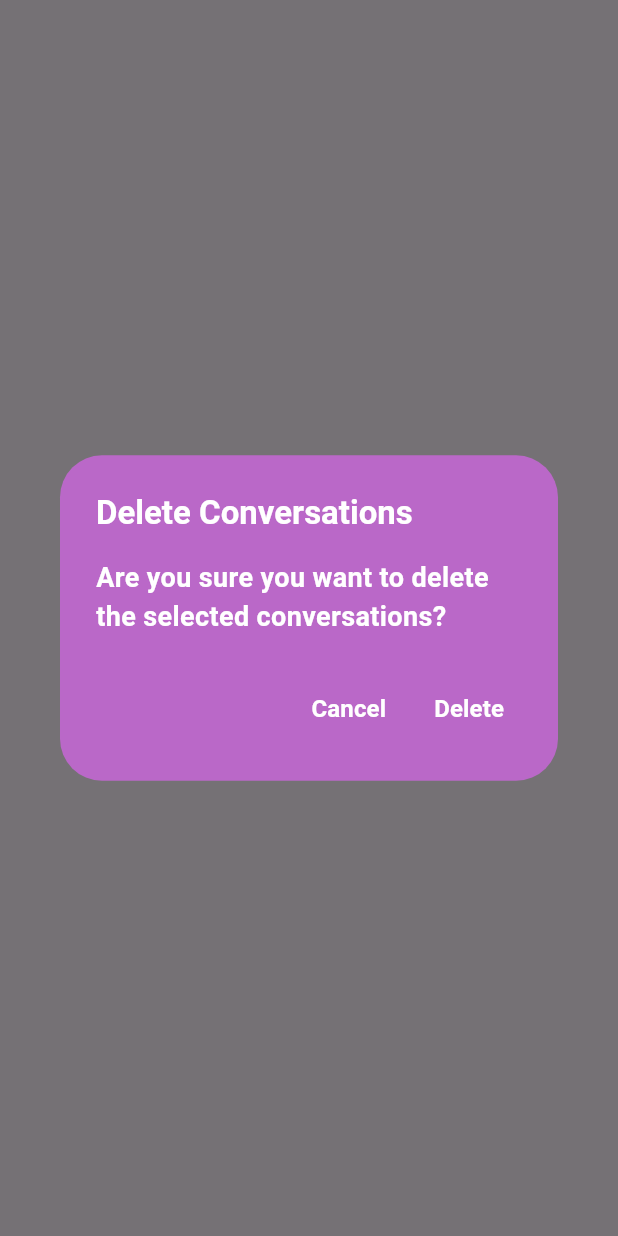
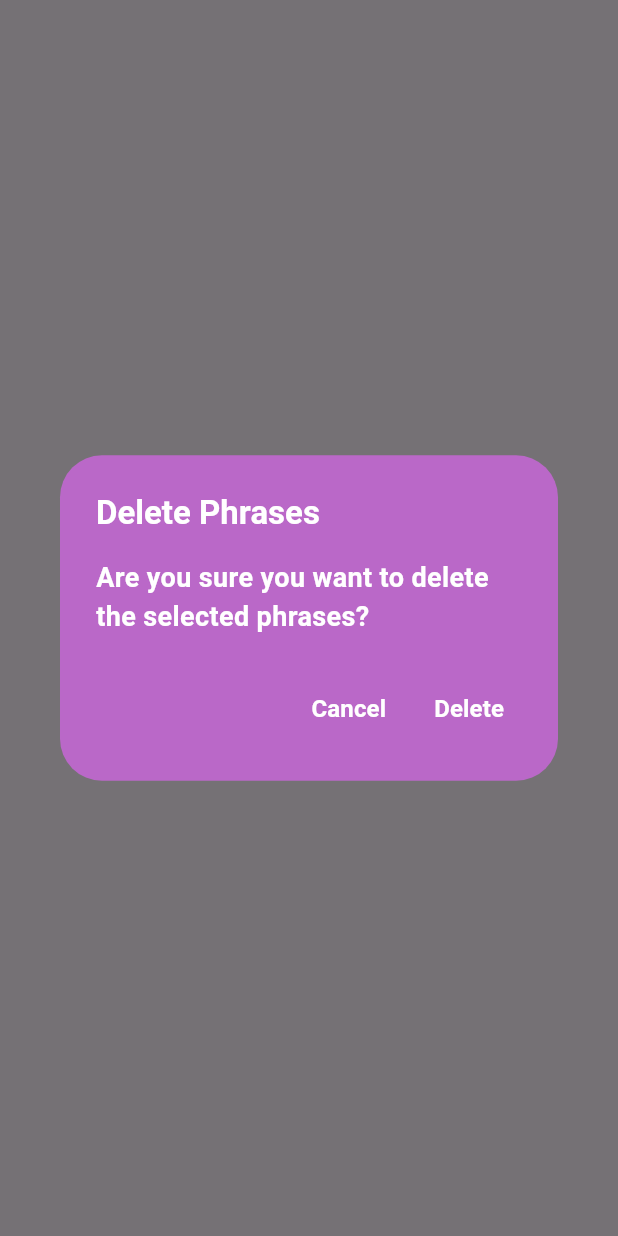
Before and after one commit to apani05/mainLearningApp, a Flutter app: what showDialogDeleteConversations() shows on an empty page, opened directly with empty values, on a phone screen of 412 x 824 dp. Run offline on Flutter 3.47's test engine with Material 3 defaults, Android fonts, the phone set to English and light mode, and no system bars; our stand-ins replace animated_text_kit, audioplayers, buttons_tabbar, carousel_slider, circular_countdown_timer, cloud_firestore and 19 more; missing offline and left inert: android_intent_plus, day_night_time_picker, excel, flippy, flutter_sound and 1 more; accounts and stored records are empty; network calls fail; statements that could not run were skipped.

Commit message:
custom app bar and colors

```diff
--- a/lib/Phrases/provider/blogProvider.dart
+++ b/lib/Phrases/provider/blogProvider.dart
@@ -156,7 +156,7 @@ class BlogProvider extends ChangeNotifier {
         updateCardDataList(allData);
         return allData;
       } else {
-        print("Conversations collection is empty.");
+        print("Pharses collection is empty.");
         return [];
       }
     } catch (error) {
--- a/lib/Phrases/views/saved_phrases.dart
+++ b/lib/Phrases/views/saved_phrases.dart
@@ -29,7 +29,10 @@ class _SavedPageState extends ConsumerState<SavedPage> {
         ),
         child: savedBlogs.isEmpty
             ? const Center(
-                child: Text('No Saved Blogs'),
+                child: Text(
+                  'No Saved Blogs',
+                  style: TextStyle(fontSize: 20),
+                ),
               )
             : CardSlider(
                 cardDataList: savedBlogs,
--- a/lib/Quizpages/pages/quiz_result_list.dart
+++ b/lib/Quizpages/pages/quiz_result_list.dart
@@ -1,4 +1,5 @@
 import 'package:bfootlearn/Phrases/models/quiz_model.dart';
+import 'package:bfootlearn/components/custom_appbar.dart';
 import 'package:flutter/material.dart';
 import 'package:flutter_riverpod/flutter_riverpod.dart';
 import 'package:intl/intl.dart';
@@ -34,10 +35,7 @@ class _QuizResultListState extends ConsumerState<QuizResultList> {
     final eachSeriesScore = QuizBarData.calculateSeriesTypeScore(quizResults);
 
     return Scaffold(
-      appBar: AppBar(
-        title: Text('Quiz Performance'),
-        backgroundColor: theme.lightPurple,
-      ),
+      appBar: customAppBar(context: context, title: 'Quiz Performance'),
       body: Stack(
         children: [
           Positioned.fill(
--- a/lib/adminProfile/pages/admin_page.dart
+++ b/lib/adminProfile/pages/admin_page.dart
@@ -3,7 +3,7 @@ import 'package:bfootlearn/adminProfile/pages/admin_access.dart';
 import 'package:bfootlearn/adminProfile/services/show_dialog_category.dart';
 import 'package:bfootlearn/adminProfile/widgets/admin_searchbar.dart';
 import 'package:bfootlearn/adminProfile/widgets/existing_categories_listview.dart';
-import 'package:bfootlearn/login/views/reset_password.dart';
+import 'package:bfootlearn/login/views/change_password.dart';
 import 'package:cloud_firestore/cloud_firestore.dart';
 import 'package:firebase_auth/firebase_auth.dart';
 import 'package:flutter/material.dart';
--- a/lib/adminProfile/pages/edit_category_page.dart
+++ b/lib/adminProfile/pages/edit_category_page.dart
@@ -155,8 +155,7 @@ class _EditCategoryPageState extends ConsumerState<EditCategoryPage> {
           crossAxisAlignment: CrossAxisAlignment.start,
           children: [
             AdminSearchBar(
-                hintText: 'Search conversation...',
-                controller: _searchController),
+                hintText: 'Search phrases...', controller: _searchController),
             const SizedBox(height: 20),
             Expanded(
               child: StreamBuilder<QuerySnapshot>(
--- a/lib/adminProfile/services/category_functions.dart
+++ b/lib/adminProfile/services/category_functions.dart
@@ -125,13 +125,13 @@ class CategoryFunctions {
 
       ScaffoldMessenger.of(context).showSnackBar(
         const SnackBar(
-          content: Text('Conversations updated successfully.'),
+          content: Text('Phrases updated successfully.'),
         ),
       );
     } catch (error) {
       ScaffoldMessenger.of(context).showSnackBar(
         SnackBar(
-          content: Text('Failed to update conversations. $error'),
+          content: Text('Failed to update phrases. $error'),
         ),
       );
     }
@@ -156,13 +156,13 @@ class CategoryFunctions {
 
       ScaffoldMessenger.of(context).showSnackBar(
         const SnackBar(
-          content: Text('Conversations deleted successfully.'),
+          content: Text('Phrases deleted successfully.'),
         ),
       );
     } catch (error) {
       ScaffoldMessenger.of(context).showSnackBar(
         SnackBar(
-          content: Text('Failed to delete conversations. $error'),
+          content: Text('Failed to delete Phrases. $error'),
         ),
       );
     }
--- a/lib/adminProfile/services/conversation_functions.dart
+++ b/lib/adminProfile/services/conversation_functions.dart
@@ -46,13 +46,13 @@ class ConversationFucntions {
         .then((value) {
       ScaffoldMessenger.of(context).showSnackBar(
         const SnackBar(
-          content: Text('Conversation deleted successfully.'),
+          content: Text('Phrases deleted successfully.'),
         ),
       );
     }).catchError((error) {
       ScaffoldMessenger.of(context).showSnackBar(
         SnackBar(
-          content: Text('Failed to delete conversation. $error'),
+          content: Text('Failed to delete Phrases. $error'),
         ),
       );
     });
@@ -111,13 +111,13 @@ class ConversationFucntions {
       }).then((value) {
         ScaffoldMessenger.of(context).showSnackBar(
           const SnackBar(
-            content: Text('Conversation added successfully.'),
+            content: Text('Phrases added successfully.'),
           ),
         );
       }).catchError((error) {
         ScaffoldMessenger.of(context).showSnackBar(
           SnackBar(
-            content: Text('Failed to add conversation. $error'),
+            content: Text('Failed to add phrases. $error'),
           ),
         );
       });
--- a/lib/adminProfile/services/show_dialog_conversation.dart
+++ b/lib/adminProfile/services/show_dialog_conversation.dart
@@ -19,12 +19,12 @@ void showDialogDeleteConversations({
     builder: (BuildContext context) {
       return AlertDialog(
         title: Text(
-          "Delete Conversations",
+          "Delete Phrases",
           style: dialogBoxTitleTextStyle,
         ),
         backgroundColor: Colors.purple.shade300,
         content: Text(
-          "Are you sure you want to delete the selected conversations?",
+          "Are you sure you want to delete the selected phrases?",
           style: dialogBoxContentTextStyle,
         ),
         actions: [
--- a/lib/adminProfile/services/show_dialog_grant_access.dart
+++ b/lib/adminProfile/services/show_dialog_grant_access.dart
@@ -140,7 +140,7 @@ void showDialogRemoveAdminAccess({
     context: context,
     builder: (BuildContext context) {
       return AlertDialog(
-        backgroundColor: Colors.purple.shade50,
+        backgroundColor: Colors.purple.shade300,
         content: Text(
           'Do you want to remove admin access for this account?',
           style: dialogBoxContentTextStyle,
--- a/lib/components/custom_appbar.dart
+++ b/lib/components/custom_appbar.dart
@@ -20,6 +20,6 @@ PreferredSizeWidget customAppBar({
         color: Colors.white,
       ),
     ),
-    backgroundColor: Colors.purple,
+    backgroundColor: Color(0xFFcccbff),
   );
 }
```
Also changed, not shown: lib/Phrases/views/category_learning_page.dart (+2 -10 lines), lib/Phrases/views/sentence_homepage.dart (+2 -10 lines), lib/Phrases/views/stories_page.dart (+5 -3 lines), lib/login/views/forgot_pwd_page.dart (+2 -12 lines), lib/notifications/notification_page.dart (+2 -7 lines).
